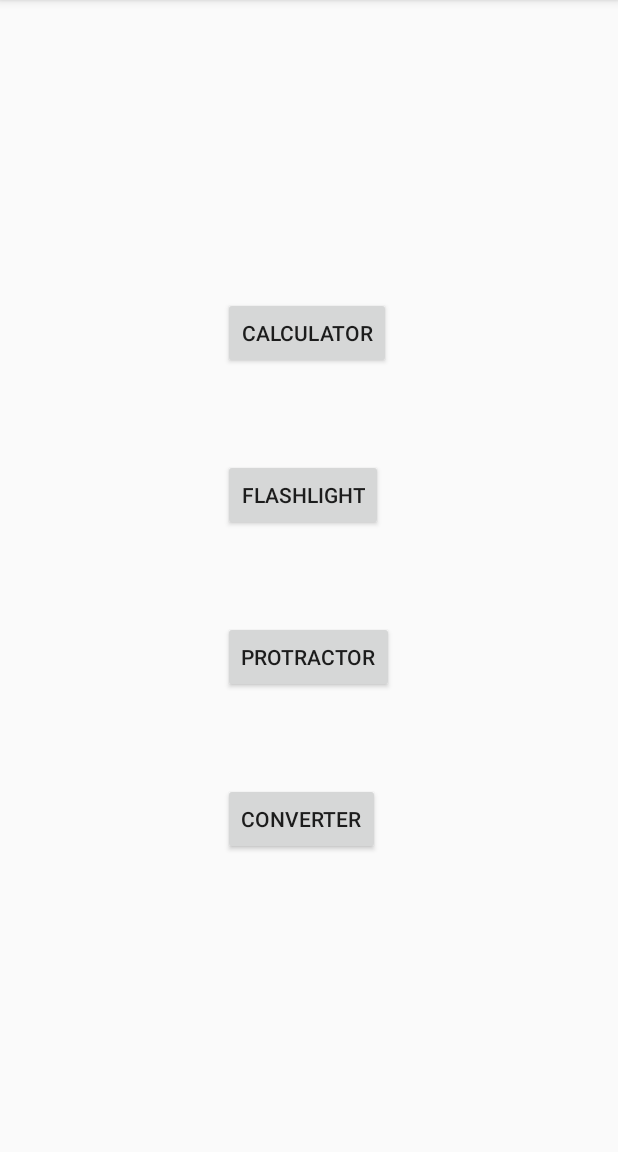
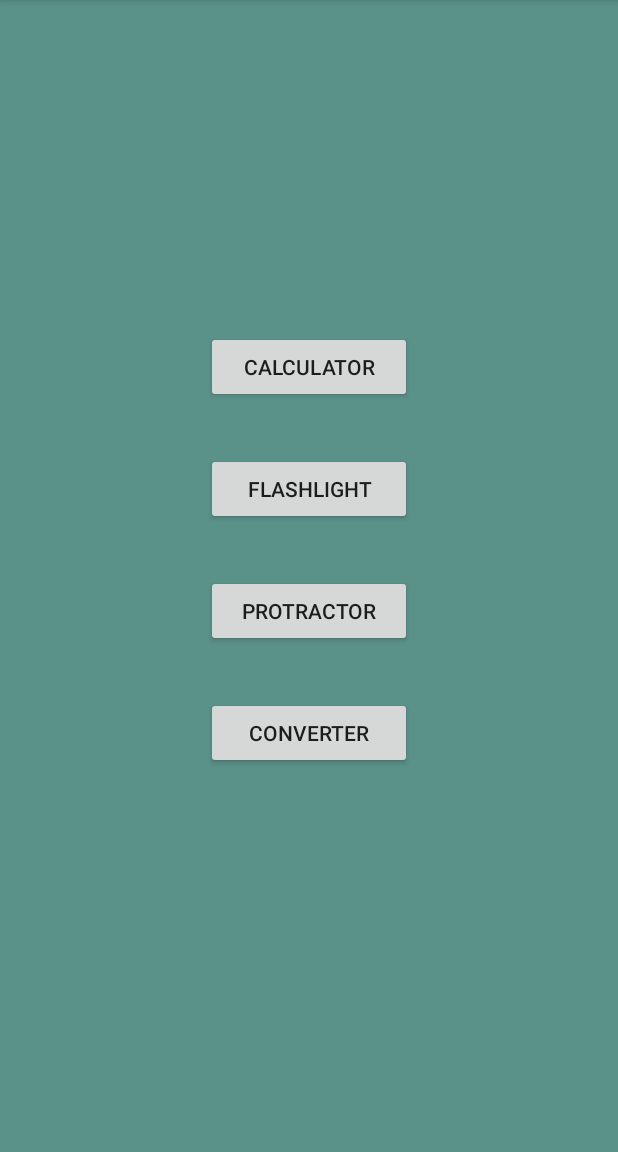
Before and after one commit to GFPCommand/Universal-application, an Android app: the screen it shows after launch (MainActivity), on a phone screen of 412 x 824 dp, the part 84-1236 px from its top. Run offline under Robolectric (Android 15) with nearby library versions, the phone set to English and light mode, and no system bars.

Commit message:
fixed bugs and remade any activityes

```diff
--- a/app/src/main/java/com/GFPCommand/UAFA/Calculator/Calculator.java
+++ b/app/src/main/java/com/GFPCommand/UAFA/Calculator/Calculator.java
@@ -66,11 +66,10 @@ public class Calculator {
         };
     }
     private int getFactorial(int n)    {
-        int result;
+        //int result;
         if(n==0 || n==1)
             return 1;
-        result = getFactorial(n-1) * n;
-        return result;
+        return getFactorial(n-1) * n;
     }
     public void addFunctions() {
         params = DoubleEvaluator.getDefaultParameters();
@@ -82,7 +81,6 @@ public class Calculator {
     }
     public String getResult(String currentDisplay, String expressionUsedForParsing) {
         try {
-            System.out.println("Displayed Output " + expressionUsedForParsing);
             currentSum = evaluator.evaluate(fixExpression(expressionUsedForParsing));
             currentSum = convertToRadians(currentSum);
             currentDisplay = String.valueOf(currentSum);
--- a/app/src/main/java/com/GFPCommand/UAFA/Calculator/Helper.java
+++ b/app/src/main/java/com/GFPCommand/UAFA/Calculator/Helper.java
@@ -5,7 +5,6 @@ import android.os.Bundle;
 import android.widget.EditText;
 import android.widget.Toast;
 public class Helper {
-    public static String division = "&divide;";
     public static String inverseSin = "sin<sup>-1</sup>";
     public static String inverseCos = "cos<sup>-1</sup>";
     public static String inverseTan = "tan<sup>-1</sup>";
--- a/app/src/main/java/com/GFPCommand/UAFA/ProtractorActivity.java
+++ b/app/src/main/java/com/GFPCommand/UAFA/ProtractorActivity.java
@@ -15,6 +15,7 @@ public class ProtractorActivity extends AppCompatActivity {
         super.onCreate(savedInstanceState);
         setContentView(R.layout.activity_protractor);
         setRequestedOrientation(ActivityInfo.SCREEN_ORIENTATION_LANDSCAPE);
+        getSupportActionBar().hide();
 
         WindowManager.LayoutParams layout = getWindow().getAttributes();
         layout.screenBrightness = 1f;
--- a/app/src/main/res/layout/activity_main.xml
+++ b/app/src/main/res/layout/activity_main.xml
@@ -1,24 +1,114 @@
 <?xml version="1.0" encoding="utf-8"?>
-<GridLayout xmlns:android="http://schemas.android.com/apk/res/android"
+<LinearLayout xmlns:android="http://schemas.android.com/apk/res/android"
     xmlns:app="http://schemas.android.com/apk/res-auto"
     xmlns:tools="http://schemas.android.com/tools"
-    android:layout_width="wrap_content"
-    android:layout_height="wrap_content"
-    android:columnCount="2"
+    android:layout_width="match_parent"
+    android:layout_height="match_parent"
     android:layout_gravity="center"
-    android:orientation="vertical">
+    android:orientation="vertical"
+    android:background="@color/green">
 
-    <Button android:text="Calculator"
-        android:id="@+id/calc"
-        android:layout_margin="30dp" />
-    <Button android:text="FlashLight"
-        android:id="@+id/flash"
-        android:layout_margin="30dp"/>
-    <Button android:text="Protractor"
-        android:id="@+id/protractor"
-        android:layout_margin="30dp"/>
-    <Button android:text="Converter"
-        android:id="@+id/convert"
-        android:layout_margin="30dp"/>
+    <TextView
+        android:layout_width="match_parent"
+        android:layout_height="wrap_content"
+        android:layout_weight="6"/>
 
-</GridLayout>
+    <LinearLayout
+        android:layout_width="match_parent"
+        android:layout_height="wrap_content"
+        android:layout_weight="1">
+
+        <TextView
+            android:layout_width="match_parent"
+            android:layout_height="wrap_content"
+            android:layout_weight="1"/>
+
+        <Button
+            android:id="@+id/calc"
+            android:layout_width="match_parent"
+            android:layout_height="wrap_content"
+            android:text="Calculator"
+            android:layout_weight="1"/>
+
+        <TextView
+            android:layout_width="match_parent"
+            android:layout_height="wrap_content"
+            android:layout_weight="1"/>
+
+    </LinearLayout>
+
+    <LinearLayout
+        android:layout_width="match_parent"
+        android:layout_height="wrap_content"
+        android:layout_weight="1">
+
+        <TextView
+            android:layout_width="match_parent"
+            android:layout_height="wrap_content"
+            android:layout_weight="1"/>
+
+        <Button android:id="@+id/flash"
+            android:layout_width="match_parent"
+            android:layout_height="wrap_content"
+            android:text="FlashLight"
+            android:layout_weight="1"/>
+
+        <TextView
+            android:layout_width="match_parent"
+            android:layout_height="wrap_content"
+            android:layout_weight="1"/>
+
+    </LinearLayout>
+
+    <LinearLayout
+        android:layout_width="match_parent"
+        android:layout_height="wrap_content"
+        android:layout_weight="1">
+
+        <TextView
+            android:layout_width="match_parent"
+            android:layout_height="wrap_content"
+            android:layout_weight="1"/>
+
+        <Button android:id="@+id/protractor"
+            android:layout_width="match_parent"
+            android:layout_height="wrap_content"
+            android:text="Protractor"
+            android:layout_weight="1"/>
+
+        <TextView
+            android:layout_width="match_parent"
+            android:layout_height="wrap_content"
+            android:layout_weight="1"/>
+
+    </LinearLayout>
+
+    <LinearLayout
+        android:layout_width="match_parent"
+        android:layout_height="wrap_content"
+        android:layout_weight="1">
+
+        <TextView
+            android:layout_width="match_parent"
+            android:layout_height="wrap_content"
+            android:layout_weight="1"/>
+
+        <Button android:id="@+id/convert"
+            android:layout_width="match_parent"
+            android:layout_height="wrap_content"
+            android:text="Converter"
+            android:layout_weight="1"/>
+
+        <TextView
+            android:layout_width="match_parent"
+            android:layout_height="wrap_content"
+            android:layout_weight="1"/>
+
+    </LinearLayout>
+
+    <TextView
+        android:layout_width="match_parent"
+        android:layout_height="wrap_content"
+        android:layout_weight="6"/>
+
+</LinearLayout>
```
Also changed, not shown: app/src/main/AndroidManifest.xml (+8 -5 lines), app/src/main/java/com/GFPCommand/UAFA/CalcActivity.java (+70 -52 lines), app/src/main/java/com/GFPCommand/UAFA/ConverterActivity.java (+25 -13 lines), app/src/main/java/com/GFPCommand/UAFA/FlashActivity.java (+22 -3 lines), app/src/main/res/layout/activity_calc.xml (+7 -5 lines), app/src/main/res/layout/activity_converter.xml (+16 -1 lines), app/src/main/res/layout/activity_flash.xml (+6 -3 lines), app/src/main/res/layout/activity_protractor.xml (+5 -8 lines), app/src/main/res/drawable/icon_app.png (added).
